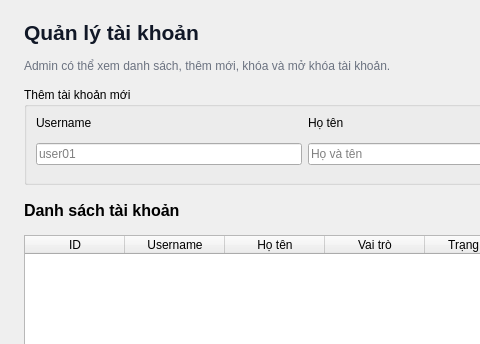
First picture: the form in ui_app/ui/pages/UserManagementPage.ui, repository Trinh186/Machine-Learning, before the edit; both pictures show x 0 to 480 and y 0 to 344 of the 1080 by 760 pixel window.
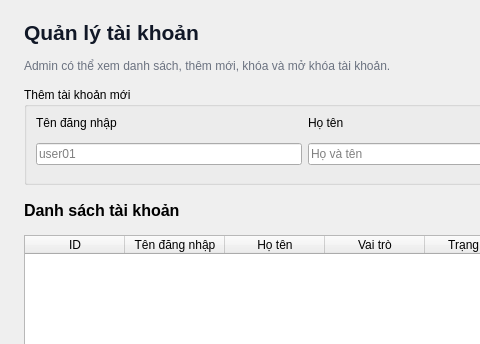
Second picture: the form after the edit.

Patch:
```diff
--- a/ui_app/ui/pages/UserManagementPage.ui
+++ b/ui_app/ui/pages/UserManagementPage.ui
@@ -25,7 +25,7 @@
     <widget class="QGroupBox" name="groupAddUser">
      <property name="title"><string>Thêm tài khoản mới</string></property>
      <layout class="QGridLayout" name="gridAddUser">
-      <item row="0" column="0"><widget class="QLabel" name="lblNewUser"><property name="text"><string>Username</string></property></widget></item>
+      <item row="0" column="0"><widget class="QLabel" name="lblNewUser"><property name="text"><string>Tên đăng nhập</string></property></widget></item>
       <item row="0" column="1"><widget class="QLabel" name="lblNewName"><property name="text"><string>Họ tên</string></property></widget></item>
       <item row="0" column="2"><widget class="QLabel" name="lblNewPassword"><property name="text"><string>Mật khẩu</string></property></widget></item>
       <item row="0" column="3"><widget class="QLabel" name="lblNewRole"><property name="text"><string>Vai trò</string></property></widget></item>
@@ -51,7 +51,7 @@
      <property name="alternatingRowColors"><bool>true</bool></property>
      <property name="sortingEnabled"><bool>false</bool></property>
      <column><property name="text"><string>ID</string></property></column>
-     <column><property name="text"><string>Username</string></property></column>
+     <column><property name="text"><string>Tên đăng nhập</string></property></column>
      <column><property name="text"><string>Họ tên</string></property></column>
      <column><property name="text"><string>Vai trò</string></property></column>
      <column><property name="text"><string>Trạng thái</string></property></column>
```
